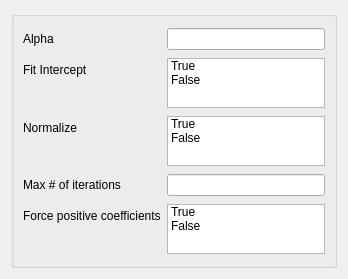
Above: ui/cv_LassoLARS.ui from tthatcher95/PyHAT_Point_Spectra_GUI before the change. Below: the same form after it.
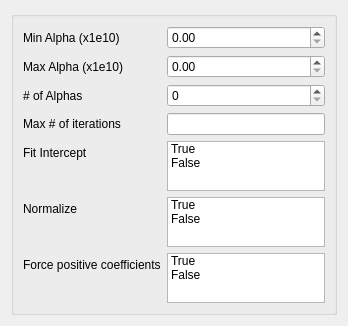
That is the form after the change.

```diff
--- a/ui/cv_LassoLARS.ui
+++ b/ui/cv_LassoLARS.ui
@@ -29,21 +29,18 @@
       <item row="0" column="0">
        <widget class="QLabel" name="alphaLabel">
         <property name="text">
-         <string>Alpha</string>
+         <string>Min Alpha (x1e10)</string>
         </property>
        </widget>
       </item>
-      <item row="0" column="1">
-       <widget class="QLineEdit" name="alphaLineEdit"/>
-      </item>
-      <item row="1" column="0">
+      <item row="4" column="0">
        <widget class="QLabel" name="fit_interceptLabel">
         <property name="text">
          <string>Fit Intercept</string>
         </property>
        </widget>
       </item>
-      <item row="1" column="1">
+      <item row="4" column="1">
        <widget class="QListWidget" name="fit_intercept_list">
         <property name="maximumSize">
          <size>
@@ -66,14 +63,14 @@
         </item>
        </widget>
       </item>
-      <item row="2" column="0">
+      <item row="5" column="0">
        <widget class="QLabel" name="normalizeLabel">
         <property name="text">
          <string>Normalize</string>
         </property>
        </widget>
       </item>
-      <item row="2" column="1">
+      <item row="5" column="1">
        <widget class="QListWidget" name="normalize_list">
         <property name="maximumSize">
          <size>
@@ -96,6 +93,36 @@
         </item>
        </widget>
       </item>
+      <item row="7" column="0">
+       <widget class="QLabel" name="positiveLabel">
+        <property name="text">
+         <string>Force positive coefficients</string>
+        </property>
+       </widget>
+      </item>
+      <item row="7" column="1">
+       <widget class="QListWidget" name="force_positive_list">
+        <property name="maximumSize">
+         <size>
+          <width>16777215</width>
+          <height>50</height>
+         </size>
+        </property>
+        <property name="selectionMode">
+         <enum>QAbstractItemView::MultiSelection</enum>
+        </property>
+        <item>
+         <property name="text">
+          <string>True</string>
+         </property>
+        </item>
+        <item>
+         <property name="text">
+          <string>False</string>
+         </property>
+        </item>
+       </widget>
+      </item>
       <item row="3" column="0">
        <widget class="QLabel" name="max_iterLabel">
         <property name="text">
@@ -106,34 +133,45 @@
       <item row="3" column="1">
        <widget class="QLineEdit" name="max_iterLineEdit"/>
       </item>
-      <item row="4" column="0">
-       <widget class="QLabel" name="positiveLabel">
+      <item row="1" column="0">
+       <widget class="QLabel" name="maxalpha_label">
         <property name="text">
-         <string>Force positive coefficients</string>
+         <string>Max Alpha (x1e10)</string>
         </property>
        </widget>
       </item>
-      <item row="4" column="1">
-       <widget class="QListWidget" name="force_positive_list">
-        <property name="maximumSize">
-         <size>
-          <width>16777215</width>
-          <height>50</height>
-         </size>
+      <item row="1" column="1">
+       <widget class="QDoubleSpinBox" name="maxalpha_spin">
+        <property name="maximum">
+         <double>999999999.000000000000000</double>
         </property>
-        <property name="selectionMode">
-         <enum>QAbstractItemView::MultiSelection</enum>
+       </widget>
+      </item>
+      <item row="0" column="1">
+       <widget class="QDoubleSpinBox" name="minalpha_spin">
+        <property name="maximum">
+         <double>999999999.000000000000000</double>
         </property>
-        <item>
-         <property name="text">
-          <string>True</string>
-         </property>
-        </item>
-        <item>
-         <property name="text">
-          <string>False</string>
-         </property>
-        </item>
+       </widget>
+      </item>
+      <item row="2" column="0">
+       <widget class="QLabel" name="nalpha_label">
+        <property name="toolTip">
+         <string extracomment="# of alpha values in a log distribution between the min and max alpha values."/>
+        </property>
+        <property name="text">
+         <string># of Alphas</string>
+        </property>
+       </widget>
+      </item>
+      <item row="2" column="1">
+       <widget class="QSpinBox" name="nalpha_spin">
+        <property name="toolTip">
+         <string extracomment="# of alpha values in a log distribution between the min and max alpha values."/>
+        </property>
+        <property name="maximum">
+         <number>999999999</number>
+        </property>
        </widget>
       </item>
      </layout>
```
